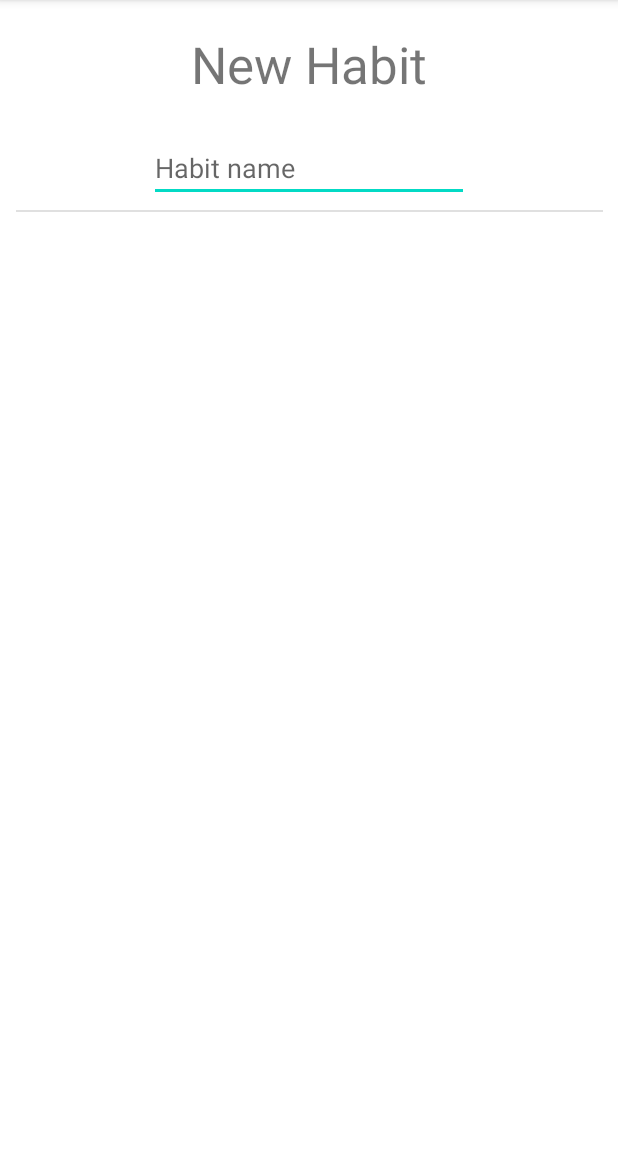
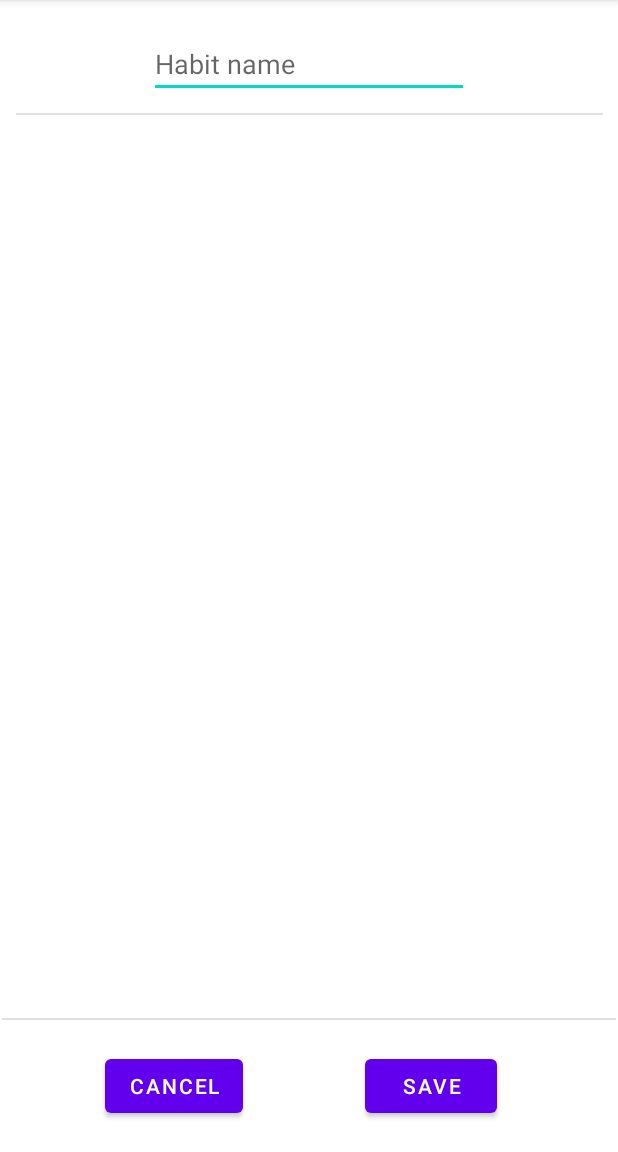
Before and after one commit to MrYee4/HabTracker2.0, an Android app: the CreateTask screen opened directly, with no data from a screen before it, on a phone screen of 412 x 824 dp, the part 84-1236 px from its top. Run offline under Robolectric (Android 15) with nearby library versions, the phone set to English and light mode, and no system bars.

Commit message:
added two buttons to create task and shifted a few things in main task

```diff
--- a/app/src/main/java/com/example/habtracker20/CreateTask.java
+++ b/app/src/main/java/com/example/habtracker20/CreateTask.java
@@ -2,7 +2,9 @@ package com.example.habtracker20;
 
 import androidx.appcompat.app.AppCompatActivity;
 
+import android.content.Intent;
 import android.os.Bundle;
+import android.widget.Button;
 
 public class CreateTask extends AppCompatActivity {
 
@@ -10,5 +12,12 @@ public class CreateTask extends AppCompatActivity {
     protected void onCreate(Bundle savedInstanceState) {
         super.onCreate(savedInstanceState);
         setContentView(R.layout.activity_create_task);
+
+        // Go to main activity
+        Button cancel = findViewById(R.id.cancelBtn);
+        cancel.setOnClickListener(vew -> {
+            Intent intent1 = new Intent(this, MainActivity.class);
+            startActivity(intent1);
+        });
     }
 }
--- a/app/src/main/res/layout/activity_create_task.xml
+++ b/app/src/main/res/layout/activity_create_task.xml
@@ -6,22 +6,11 @@
     android:layout_height="match_parent"
     tools:context=".CreateTask">
 
-    <TextView
-        android:id="@+id/habitTitle"
-        android:layout_width="wrap_content"
-        android:layout_height="wrap_content"
-        android:layout_marginTop="20dp"
-        android:text="@string/newTask"
-        android:textSize="34sp"
-        app:layout_constraintEnd_toEndOf="parent"
-        app:layout_constraintStart_toStartOf="parent"
-        app:layout_constraintTop_toTopOf="parent" />
-
     <View
         android:id="@+id/divider"
         android:layout_width="391dp"
         android:layout_height="1dp"
-        android:layout_marginTop="5dp"
+        android:layout_marginTop="10dp"
         android:background="?android:attr/listDivider"
         app:layout_constraintEnd_toEndOf="parent"
         app:layout_constraintStart_toStartOf="parent"
@@ -31,14 +20,45 @@
         android:id="@+id/nameOfHabit"
         android:layout_width="wrap_content"
         android:layout_height="wrap_content"
-        android:layout_marginTop="24dp"
+        android:layout_marginTop="20dp"
+        android:autofillHints="@string/nameHint"
         android:ems="10"
         android:hint="@string/nameHint"
-        android:autofillHints=""
         android:inputType="text"
         android:text=""
         app:layout_constraintEnd_toEndOf="parent"
         app:layout_constraintStart_toStartOf="parent"
-        app:layout_constraintTop_toBottomOf="@+id/habitTitle" />
+        app:layout_constraintTop_toTopOf="parent" />
+
+    <Button
+        android:id="@+id/saveBtn"
+        android:layout_width="wrap_content"
+        android:layout_height="wrap_content"
+        android:layout_marginBottom="20dp"
+        android:text="@string/save"
+        app:layout_constraintBottom_toBottomOf="parent"
+        app:layout_constraintEnd_toEndOf="parent"
+        app:layout_constraintStart_toEndOf="@+id/cancelBtn" />
+
+    <Button
+        android:id="@+id/cancelBtn"
+        android:layout_width="wrap_content"
+        android:layout_height="wrap_content"
+        android:layout_marginStart="70dp"
+        android:layout_marginLeft="70dp"
+        android:layout_marginBottom="20dp"
+        android:text="@string/cancel"
+        app:layout_constraintBottom_toBottomOf="parent"
+        app:layout_constraintStart_toStartOf="parent" />
+
+    <View
+        android:id="@+id/divider4"
+        android:layout_width="409dp"
+        android:layout_height="1dp"
+        android:layout_marginBottom="20dp"
+        android:background="?android:attr/listDivider"
+        app:layout_constraintBottom_toTopOf="@+id/saveBtn"
+        app:layout_constraintEnd_toEndOf="parent"
+        app:layout_constraintStart_toStartOf="parent" />
 
 </androidx.constraintlayout.widget.ConstraintLayout>
--- a/app/src/main/res/layout/activity_main.xml
+++ b/app/src/main/res/layout/activity_main.xml
@@ -28,12 +28,14 @@
         android:layout_height="wrap_content"
         android:layout_gravity="bottom|end"
         android:layout_margin="@dimen/fab_margin"
+        android:contentDescription="@string/addTask"
         app:srcCompat="@android:drawable/ic_input_add" />
 
     <Button
         android:id="@+id/to_Tasks"
         android:layout_width="wrap_content"
         android:layout_height="wrap_content"
-        android:text="Button" />
+        android:text="@string/toTasks"
+        android:textColor="@color/black" />
 
 </androidx.coordinatorlayout.widget.CoordinatorLayout>
--- a/app/src/main/res/values/strings.xml
+++ b/app/src/main/res/values/strings.xml
@@ -5,6 +5,7 @@
     <string name="first_fragment_label">First Fragment</string>
     <string name="second_fragment_label">Second Fragment</string>
     <string name="next">Next</string>
+    <string name="toTasks">Task list</string>
     <string name="previous">Previous</string>
 
     <string name="hello_first_fragment">Hello first fragment</string>
@@ -14,6 +15,10 @@
 
     <string name="return_to_main_activity">Back</string>
 
+    <string name="addTask">Add Task</string>
+
     <string name="newTask">New Habit</string>
     <string name="nameHint">Habit name</string>
+    <string name="save">Save</string>
+    <string name="cancel">Cancel</string>
 </resources>
```
